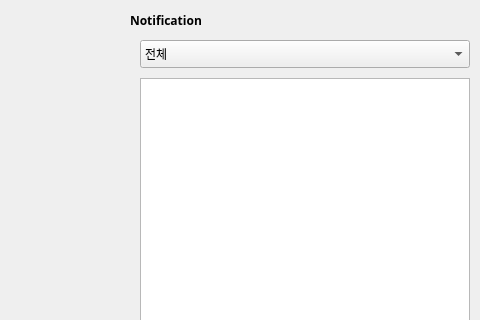
Old version of the form gui/cctv.ui in the repository addinedu-ros-9th/deeplearning-repo-4; both pictures show x 770 to 1250 and y 0 to 320 of the 1250 by 850 pixel window.
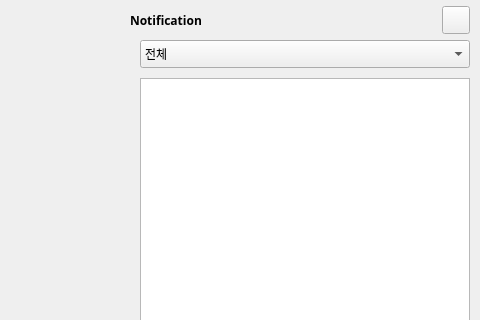
New version of the form.

What changed in the file:
```diff
--- a/gui/cctv.ui
+++ b/gui/cctv.ui
@@ -132,6 +132,19 @@
     </font>
    </property>
   </widget>
+  <widget class="QPushButton" name="refresh_btn">
+   <property name="geometry">
+    <rect>
+     <x>1212</x>
+     <y>6</y>
+     <width>28</width>
+     <height>28</height>
+    </rect>
+   </property>
+   <property name="text">
+    <string/>
+   </property>
+  </widget>
  </widget>
  <resources/>
  <connections/>
```
